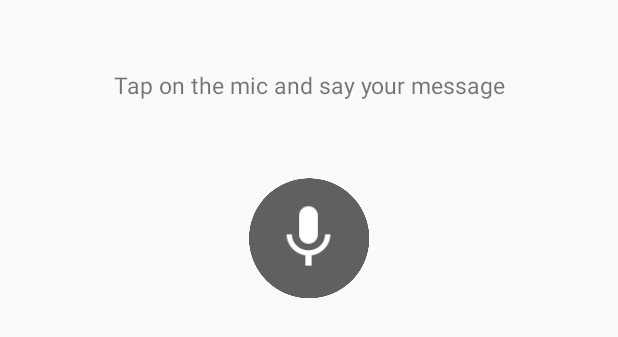
After one commit to GonMolon/PennApps16, an Android app: the layout activity_speech.xml on its own in the app's theme, with its tools: preview values and no code run, on a phone screen of 412 x 824 dp. The commit adds this screen. Shown: the top 337 px of the screen. Run offline under Robolectric (Android 15) with nearby library versions, the phone set to English and light mode, and no system bars.

Commit message:
Added sample speech recognition activity

```diff
--- a/app/CallTranslate/app/build.gradle
+++ b/app/CallTranslate/app/build.gradle
@@ -23,4 +23,5 @@ dependencies {
     compile fileTree(dir: 'libs', include: ['*.jar'])
     testCompile 'junit:junit:4.12'
     compile 'com.android.support:appcompat-v7:23.1.1'
+    compile 'com.loopj.android:android-async-http:1.4.9'
 }
--- a/app/CallTranslate/app/src/main/AndroidManifest.xml
+++ b/app/CallTranslate/app/src/main/AndroidManifest.xml
@@ -1,6 +1,9 @@
 <?xml version="1.0" encoding="utf-8"?>
 <manifest xmlns:android="http://schemas.android.com/apk/res/android"
     package="translation.calltranslate">
+
+    <uses-permission android:name="android.permission.RECORD_AUDIO" />
+    <uses-permission android:name="android.permission.INTERNET" />
 
     <application
         android:allowBackup="true"
@@ -15,6 +18,7 @@
                 <category android:name="android.intent.category.LAUNCHER" />
             </intent-filter>
         </activity>
+        <activity android:name=".SpeechActivity"></activity>
     </application>
 
 </manifest>
--- /dev/null
+++ b/app/CallTranslate/app/src/main/res/layout/activity_speech.xml
@@ -0,0 +1,48 @@
+<?xml version="1.0" encoding="utf-8"?>
+<RelativeLayout xmlns:android="http://schemas.android.com/apk/res/android"
+    xmlns:tools="http://schemas.android.com/tools"
+    android:layout_width="match_parent"
+    android:layout_height="match_parent"
+    android:paddingBottom="@dimen/activity_vertical_margin"
+    android:paddingLeft="@dimen/activity_horizontal_margin"
+    android:paddingRight="@dimen/activity_horizontal_margin"
+    android:paddingTop="@dimen/activity_vertical_margin"
+    tools:context="translation.calltranslate.SpeechActivity">
+
+    <TextView
+        android:layout_width="match_parent"
+        android:layout_height="wrap_content"
+        android:text="@string/tap_on_mic"
+        android:textSize="15sp"
+        android:id="@+id/micText"
+        android:layout_marginTop="30dp"
+        android:gravity="center_horizontal"
+        android:paddingLeft="10dp"
+        android:paddingRight="10dp" />
+
+    <RelativeLayout
+        android:layout_width="match_parent"
+        android:layout_height="185dp"
+        android:layout_marginTop="50dp" >
+
+        <ImageView
+            android:layout_width="80dp"
+            android:layout_height="80dp"
+            android:id="@+id/recordCircle"
+            android:src="@drawable/record_circle_inactive"
+            android:layout_centerVertical="true"
+            android:layout_centerHorizontal="true" />
+
+        <ImageButton
+            android:layout_width="50dp"
+            android:layout_height="50dp"
+            android:id="@+id/recordButton"
+            android:src="@drawable/ic_mic_white_48dp"
+            android:background="@null"
+            android:layout_centerVertical="true"
+            android:layout_centerHorizontal="true"
+            android:onClick="listen"
+            android:contentDescription="mic"
+            android:scaleType="fitXY" />
+    </RelativeLayout>
+</RelativeLayout>
--- a/app/CallTranslate/app/src/main/res/values/strings.xml
+++ b/app/CallTranslate/app/src/main/res/values/strings.xml
@@ -1,3 +1,7 @@
 <resources>
     <string name="app_name">CallTranslate</string>
+    <string name="tap_on_mic">Tap on the mic and say your message</string>
+    <string name="begin_recording">Please begin reciting</string>
+    <string name="now_recording">Recording&#8230;</string> <!-- &#8230; == ... -->
+    <string name="done_recording">Speech recording ended</string>
 </resources>
```
Also changed, not shown: app/CallTranslate/app/src/main/java/translation/calltranslate/MainActivity.java (+17 -0 lines), app/CallTranslate/app/src/main/java/translation/calltranslate/SpeechActivity.java (added, +363 -0 lines), app/CallTranslate/app/src/main/res/layout/activity_main.xml (+9 -0 lines), app/CallTranslate/app/src/main/res/drawable-hdpi/ic_mic_white_48dp.png (added), app/CallTranslate/app/src/main/res/drawable-mdpi/ic_mic_white_48dp.png (added), app/CallTranslate/app/src/main/res/drawable-xhdpi/ic_mic_white_48dp.png (added), app/CallTranslate/app/src/main/res/drawable-xxhdpi/ic_mic_white_48dp.png (added), app/CallTranslate/app/src/main/res/drawable-xxxhdpi/ic_mic_white_48dp.png (added), app/CallTranslate/app/src/main/res/drawable/record_circle_active.png (added), app/CallTranslate/app/src/main/res/drawable/record_circle_inactive.png (added).
